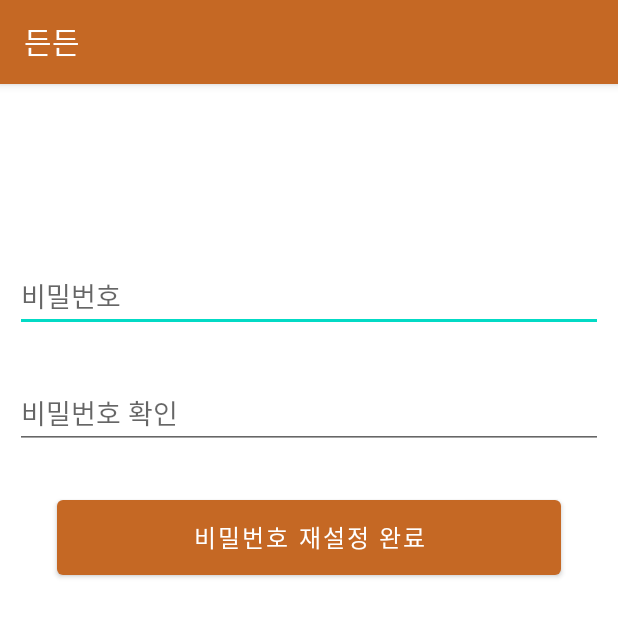
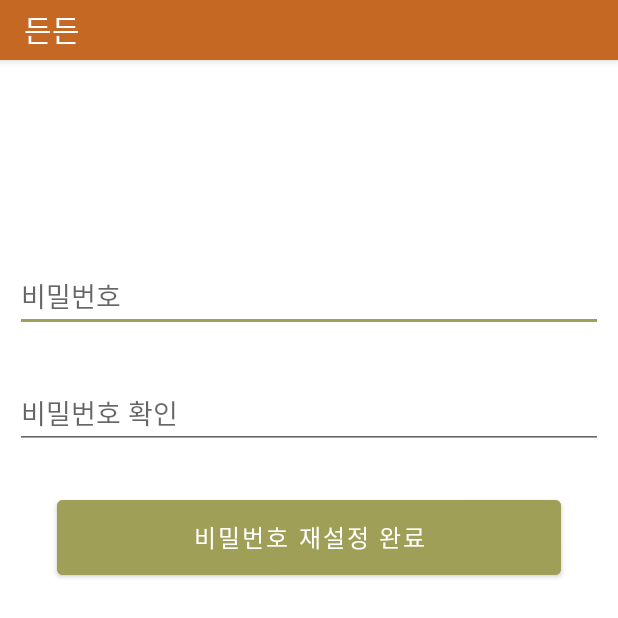
Before and after one commit to yeezze/JavaOnTheTop, an Android app: the ResetActivity screen opened directly, with no data from a screen before it, on a phone screen of 412 x 824 dp, the top half of it. Run offline under Robolectric (Android 15) with nearby library versions, the phone set to English and light mode, and no system bars.

Commit message:
11/24 혜원 디자인 테마 색상, 폰트 정리 마진정리 상단바 높이 설정

```diff
--- a/app/src/main/res/layout/activity_calendar.xml
+++ b/app/src/main/res/layout/activity_calendar.xml
@@ -58,6 +58,7 @@
         android:ems="10"
         android:gravity="center"
         android:hint="아침은 무엇을 먹었나요?"
+        android:fontFamily="@font/imcresoojin"
         android:inputType="textMultiLine"
         android:textColor="@color/black"
         android:textSize="15dp"
@@ -92,6 +93,7 @@
         android:ems="10"
         android:gravity="center"
         android:hint="점심은 무엇을 먹었나요?"
+        android:fontFamily="@font/imcresoojin"
         android:inputType="textMultiLine"
         android:textColor="@color/black"
         android:textSize="15dp"
@@ -127,6 +129,7 @@
         android:ems="10"
         android:gravity="center"
         android:hint="저녁은 무엇을 먹었나요?"
+        android:fontFamily="@font/imcresoojin"
         android:inputType="textMultiLine"
         android:textColor="@color/black"
         android:textSize="15dp"
@@ -159,6 +162,7 @@
         android:layout_marginEnd="-1dp"
         android:layout_marginBottom="9dp"
         android:text="식단 저장하기"
+        android:fontFamily="@font/imcresoojin"
         tools:visibility="invisible" />
 
     <Button
@@ -171,6 +175,7 @@
         android:layout_marginStart="-1dp"
         android:layout_marginBottom="9dp"
         android:text="수정하기"
+        android:fontFamily="@font/imcresoojin"
         android:visibility="invisible" />
 
     <Button
--- a/app/src/main/res/layout/activity_findpw.xml
+++ b/app/src/main/res/layout/activity_findpw.xml
@@ -12,6 +12,7 @@
         android:layout_width="match_parent"
         android:layout_height="wrap_content"
         android:text="아이디를 입력해주세요."
+        android:fontFamily="@font/imcresoojin"
         android:textSize="20dp"
         android:layout_marginTop="50dp"/>
 
@@ -21,6 +22,7 @@
         android:layout_height="wrap_content"
         android:layout_below="@+id/textView1"
         android:layout_marginTop="30dp"
+        android:fontFamily="@font/imcresoojin"
         android:hint="아이디" />
 
     <Button
@@ -30,7 +32,9 @@
         android:layout_below="@+id/editText1"
         android:layout_centerHorizontal="true"
         android:layout_marginTop="32dp"
+        android:fontFamily="@font/imcresoojin"
         android:text="비밀번호 재설정"
+        android:textColor="@color/white"
         android:textSize="16sp" />
 
 </RelativeLayout>
--- a/app/src/main/res/layout/activity_main.xml
+++ b/app/src/main/res/layout/activity_main.xml
@@ -84,17 +84,19 @@
                     android:layout_width="wrap_content"
                     android:layout_height="match_parent"
                     android:layout_weight="1"
+                    android:gravity="center|left"
                     android:background="@drawable/round_background"
                     android:backgroundTint="#EADEB8"
                     android:fontFamily="@font/imcresoojin"
-                    android:text="든든한 한끼가 당신을 기다리고 있어요♫" />
+                    android:text="👨‍🍳 든든한 한끼가 당신을 기다리고 있어요 👩‍🍳" />
 
                 <Spinner
                     android:id="@+id/spinner"
                     android:layout_width="wrap_content"
                     android:layout_height="30dp"
                     android:layout_weight="1"
-                    android:entries="@array/item" />
+                    android:entries="@array/item"
+                    />
                     </LinearLayout>
 
             <View
--- a/app/src/main/res/layout/activity_reset.xml
+++ b/app/src/main/res/layout/activity_reset.xml
@@ -20,7 +20,8 @@
         android:layout_height="wrap_content"
         android:layout_below="@+id/userid_reset"
         android:layout_marginTop="30dp"
-        android:hint="비밀번호" />
+        android:hint="비밀번호"
+        android:fontFamily="@font/imcresoojin"/>
 
     <EditText
         android:id="@+id/password_reset2"
@@ -28,7 +29,8 @@
         android:layout_height="wrap_content"
         android:layout_below="@+id/password_reset"
         android:layout_marginTop="30dp"
-        android:hint="비밀번호 확인" />
+        android:hint="비밀번호 확인"
+        android:fontFamily="@font/imcresoojin"/>
 
     <Button
         android:id="@+id/btnComplete"
@@ -37,6 +39,8 @@
         android:layout_below="@+id/password_reset2"
         android:layout_centerHorizontal="true"
         android:layout_marginTop="28dp"
+        android:backgroundTint="#A09F57"
+        android:fontFamily="@font/imcresoojin"
         android:text="비밀번호 재설정 완료"
         android:textSize="16sp" />
 
--- a/app/src/main/res/values/array.xml
+++ b/app/src/main/res/values/array.xml
@@ -3,5 +3,6 @@
     <string-array name="item">
         <item>이름순</item>
         <item>가격순</item>
+
     </string-array>
 </resources>
--- a/app/src/main/res/values/strings.xml
+++ b/app/src/main/res/values/strings.xml
@@ -1,3 +1,5 @@
 <resources>
     <string name="app_name">든든</string>
+
+
 </resources>
--- a/app/src/main/res/values/themes.xml
+++ b/app/src/main/res/values/themes.xml
@@ -6,11 +6,21 @@
         <item name="colorPrimaryVariant">#c56824</item>
         <item name="colorOnPrimary">@color/white</item>
         <!-- Secondary brand color. -->
-        <item name="colorSecondary">@color/teal_200</item>
-        <item name="colorSecondaryVariant">@color/teal_700</item>
+        <item name="colorSecondary">#A09f57</item>
+        <item name="colorSecondaryVariant">#A09f57</item>
         <item name="colorOnSecondary">@color/black</item>
         <!-- Status bar color. -->
         <item name="android:statusBarColor" tools:targetApi="l">?attr/colorPrimaryVariant</item>
+        <item name="actionBarSize">40dp</item>
+        <item name="actionBarTabTextStyle">@font/imcresoojin</item>
+
         <!-- Customize your theme here. -->
     </style>
+    <style name="imcreTextView" parent="android:Widget.TextView">
+        <item name="android:fontFamily">@font/imcresoojin</item>
+    </style>
+
+    <style name="imcreButton" parent="android:Widget.Button">
+        <item name="android:fontFamily">@font/imcresoojin</item>
+    </style>
 </resources>
```
Also changed, not shown: app/src/main/res/layout/activity_login.xml (+13 -7 lines), app/src/main/res/layout/activity_start.xml (+7 -1 lines), app/src/main/res/layout/activity_sub_menu.xml (+7 -2 lines), app/src/main/res/layout/main_content.xml (+9 -4 lines).
